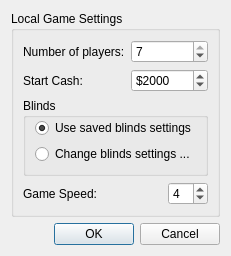
The window that src/gui/qt/newgamedialog.ui (pokerth/pokerth) describes before a commit, drawn with Qt 5.
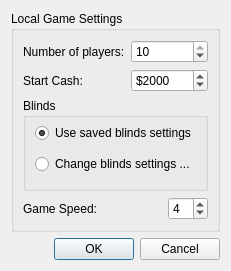
The same window after the commit.

Patch:
```diff
--- a/src/gui/qt/newgamedialog.ui
+++ b/src/gui/qt/newgamedialog.ui
@@ -1,12 +1,12 @@
 <ui version="4.0" >
  <class>newGameDialog</class>
- <widget class="QDialog" name="newGameDialog" >
-  <property name="geometry" >
+ <widget class="QDialog" name="newGameDialog">
+  <property name="geometry">
    <rect>
     <x>0</x>
     <y>0</y>
-    <width>207</width>
-    <height>235</height>
+    <width>225</width>
+    <height>271</height>
    </rect>
   </property>
   <property name="windowTitle" >
@@ -34,11 +34,11 @@
         <property name="minimum" >
          <number>2</number>
         </property>
-        <property name="maximum" >
-         <number>7</number>
+        <property name="maximum">
+         <number>10</number>
         </property>
-        <property name="value" >
-         <number>7</number>
+        <property name="value">
+         <number>10</number>
         </property>
        </widget>
       </item>
@@ -131,8 +131,8 @@
      <property name="orientation" >
       <enum>Qt::Horizontal</enum>
      </property>
-     <property name="standardButtons" >
-      <set>QDialogButtonBox::Cancel|QDialogButtonBox::NoButton|QDialogButtonBox::Ok</set>
+     <property name="standardButtons">
+      <set>QDialogButtonBox::Cancel|QDialogButtonBox::Ok</set>
      </property>
     </widget>
    </item>
```
Left out of the diff: 109 changed lines with no effect on the pictures.
